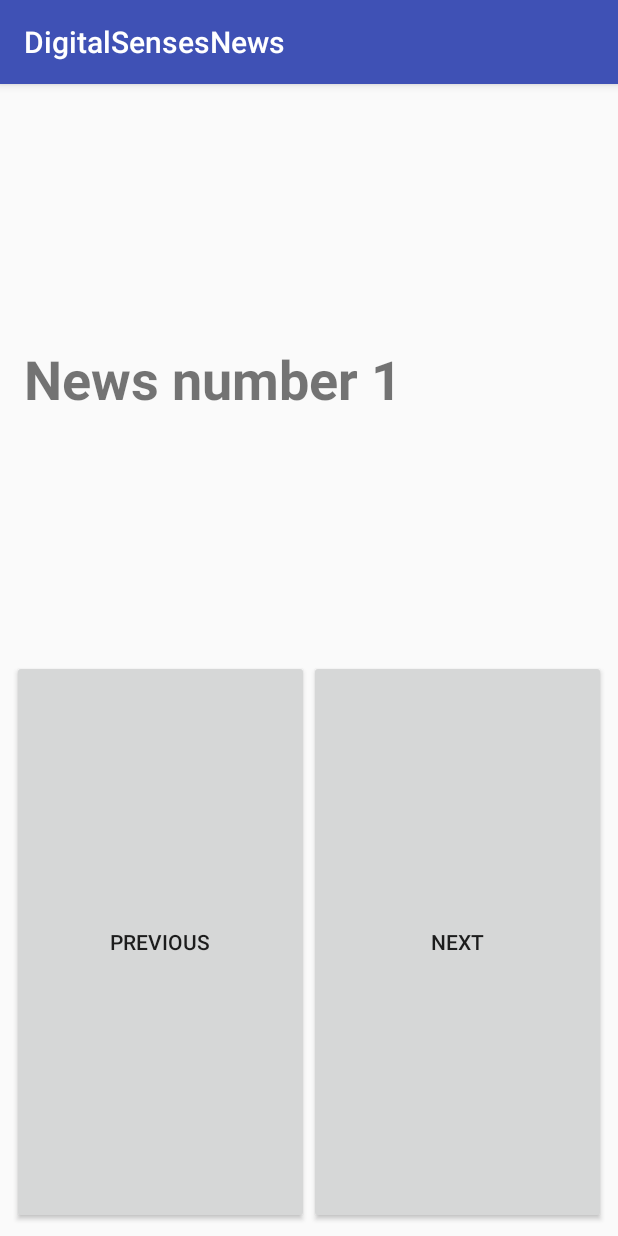
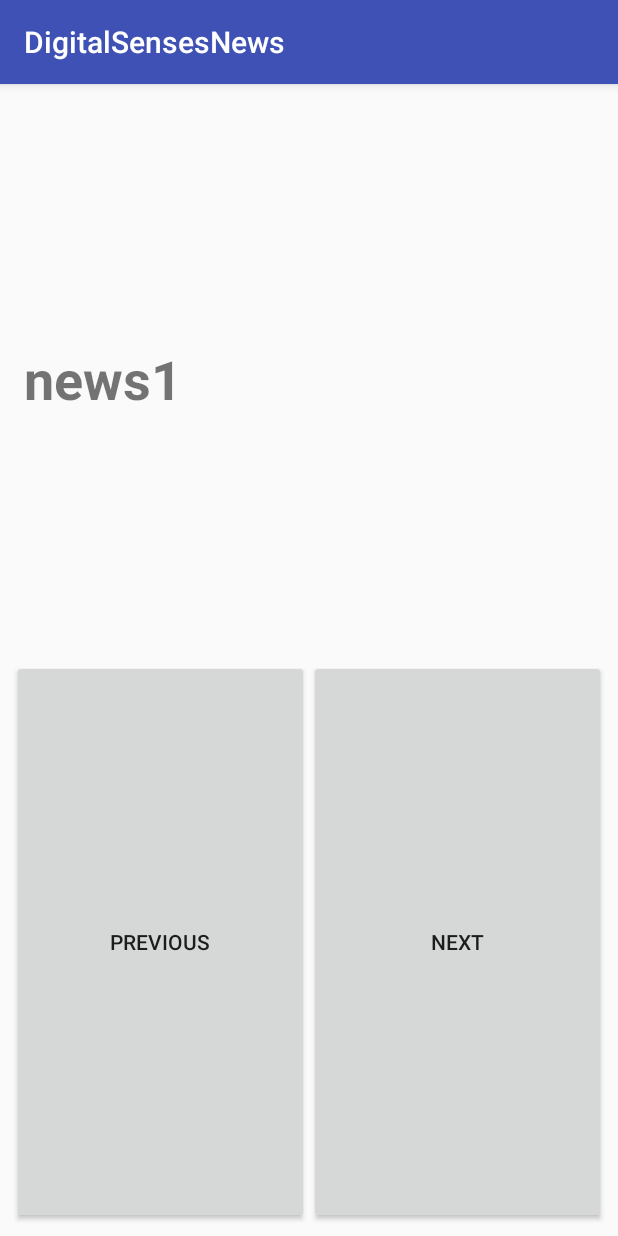
Before and after one commit to CaueP/DigitalSensesNews, an Android app: the screen it shows after launch (MainActivity), after a tap on "PREVIOUS", on a phone screen of 412 x 824 dp. Run offline under Robolectric (Android 15) with nearby library versions, the phone set to English and light mode, and no system bars; 1 other tap on this screen came first.

```diff
--- a/app/src/main/java/com/cauep/digitalsensesnews/controller/NewsPagerAdapter.java
+++ b/app/src/main/java/com/cauep/digitalsensesnews/controller/NewsPagerAdapter.java
@@ -26,7 +26,6 @@ public class NewsPagerAdapter extends FragmentStatePagerAdapter {
         // Our object is just an integer :-P
         args.putInt(FragmentNewsHeadline.ARG_OBJECT, i + 1);
         fragment.setArguments(args);
-
         return fragment;
     }
 
--- a/app/src/main/java/com/cauep/digitalsensesnews/fragment/FragmentNewsHeadline.java
+++ b/app/src/main/java/com/cauep/digitalsensesnews/fragment/FragmentNewsHeadline.java
@@ -2,6 +2,7 @@ package com.cauep.digitalsensesnews.fragment;
 
 import android.os.Bundle;
 import android.support.v4.app.Fragment;
+import android.util.Log;
 import android.view.LayoutInflater;
 import android.view.View;
 import android.view.ViewGroup;
@@ -15,6 +16,7 @@ import org.w3c.dom.Text;
  * Created by CaueGarciaPolimanti on 5/27/2017.
  */
 public class FragmentNewsHeadline extends Fragment {
+    static final String TAG = "FragmentNewsHeadline";
     public static final String ARG_OBJECT = "object";
 
     // Views
@@ -28,14 +30,21 @@ public class FragmentNewsHeadline extends Fragment {
         View rootView = inflater.inflate(
                 R.layout.fragment_news, container, false);
         Bundle args = getArguments();
+
+        String newsId = "news" + Integer.toString(args.getInt(ARG_OBJECT));
+
+        Log.d(TAG, "News ID: " + newsId);
+
         textViewNewsHeadline = ((TextView) rootView.findViewById(R.id.textView_news_headline));
 
-        textViewNewsHeadline.setText( // android.R.id.text1
-                "News number " + Integer.toString(args.getInt(ARG_OBJECT)));
+        textViewNewsHeadline.setText(newsId);
         rootView.setContentDescription(textViewNewsHeadline.getText());
         textViewNewsHeadline.setContentDescription(textViewNewsHeadline.getText());
         textViewNewsHeadline.setFocusableInTouchMode(true);
         textViewNewsHeadline.setFocusable(true);
+
+        // Setting Tag to get this fragment on other activities
+        rootView.setTag(newsId);
         return rootView;
     }
 }
--- a/app/src/main/java/com/cauep/digitalsensesnews/fragment/FragmentNewsPager.java
+++ b/app/src/main/java/com/cauep/digitalsensesnews/fragment/FragmentNewsPager.java
@@ -2,6 +2,7 @@ package com.cauep.digitalsensesnews.fragment;
 
 import android.os.Bundle;
 import android.support.v4.app.Fragment;
+import android.support.v4.app.ShareCompat;
 import android.support.v4.view.ViewPager;
 import android.util.Log;
 import android.view.LayoutInflater;
@@ -93,7 +94,7 @@ public class FragmentNewsPager extends Fragment {
                 } else {
                     mViewPager.setCurrentItem(mViewPager.getCurrentItem() + 1);
                 }
-                checkNewsItemState();
+//                checkNewsItemState();
             }
         });
 
@@ -102,7 +103,7 @@ public class FragmentNewsPager extends Fragment {
         mViewPager.addOnPageChangeListener(new ViewPager.OnPageChangeListener() {
             @Override
             public void onPageScrolled(int position, float positionOffset, int positionOffsetPixels) {
-                Log.d(TAG, "onPageScrolled");
+                //Log.d(TAG, "onPageScrolled");
             }
 
             @Override
@@ -115,19 +116,33 @@ public class FragmentNewsPager extends Fragment {
                 Log.d(TAG, "onPageScrollStateChanged");
 
                 if (state == ViewPager.SCROLL_STATE_SETTLING)
-                    Log.d(TAG, "onPageScrollStateChanged SCROLL_STATE_SETTLING");
+                    //Log.d(TAG, "onPageScrollStateChanged SCROLL_STATE_SETTLING");
                 if (state == ViewPager.SCROLL_STATE_DRAGGING)
-                    Log.d(TAG, "onPageScrollStateChanged SCROLL_STATE_DRAGGING");
+                    //Log.d(TAG, "onPageScrollStateChanged SCROLL_STATE_DRAGGING");
 
                 if (state == ViewPager.SCROLL_STATE_IDLE) {
                     Log.d(TAG, "onPageScrollStateChanged SCROLL_STATE_IDLE");
-                    //                    View currentView = mNewsPagerAdapter.getItem(mViewPager.getCurrentItem()).getView();
+                    View currentView = mNewsPagerAdapter.getItem(mViewPager.getCurrentItem()).getView();
+                    //FragmentNewsHeadline frag = (FragmentNewsHeadline) mNewsPagerAdapter.getItem(mViewPager.getCurrentItem());
+
+
+                    // trying to get from fragment
+//                    View fragView = getActivity().getSupportFragmentManager().findFragmentByTag(Integer.toString(mViewPager.getCurrentItem()+1)).getView();
+//                    TextView textViewNewsHeadling = (TextView) fragView.findViewById(R.id.textView_news_headline);
+//                    String newsHeadline = textViewNewsHeadling.getText().toString();
+
+                    // getting from rootView
+//                    TextView textViewNewsHeadling = (TextView) rootView.findViewById(R.id.textView_news_headline);
+//                    String newsHeadline = ((TextView) rootView.findViewById(R.id.textView_news_headline)).getText().toString();
+
+                    // Show toast message
+//                    Toast.makeText(getActivity(), newsHeadline, Toast.LENGTH_LONG).show();
 //
-//                    String newsHeadline = ((TextView) rootView.findViewById(R.id.textView_news_headline)).getText().toString(); //((TextView) currentView.findViewById(R.id.textView_news_headline)).getText().toString();
-//
-//                    rootView.setContentDescription(newsHeadline);
-//                    rootView.setFocusableInTouchMode(true);
-//                    rootView.setFocusable(true);
+//                    textViewNewsHeadling.getRootView().setContentDescription(newsHeadline);
+//                    textViewNewsHeadling.setContentDescription(newsHeadline);
+//                    textViewNewsHeadling.setFocusableInTouchMode(true);
+//                    textViewNewsHeadling.setFocusable(true);
+                    checkNewsItemState();
                 }
             }
 
@@ -137,9 +152,10 @@ public class FragmentNewsPager extends Fragment {
     }
 
     /**
-     * Check the current item and shows message to the user if this is the last news
+     * Check the current item and shows message to the user if this is the first or last news
      */
     private void checkNewsItemState() {
+
         if (mViewPager.getCurrentItem() == 0) {
             Toast.makeText(getActivity(), R.string.msg_first_item, Toast.LENGTH_SHORT).show();
         }
```
